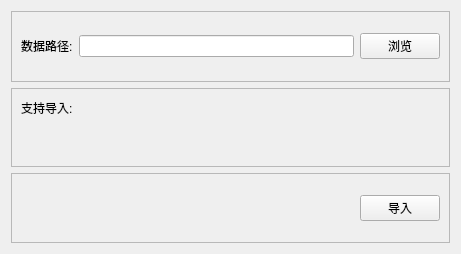
cnscj/ImageSlicer, file ImageSlicer/ImageSlicer/Modules/Import/ImportWnd.ui: the form before one commit.
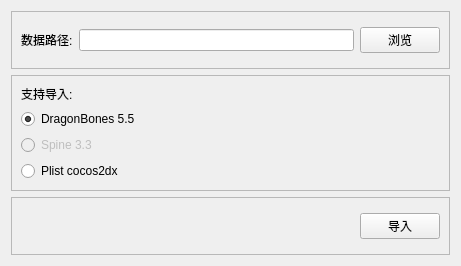
The form after the commit.

```diff
--- a/ImageSlicer/ImageSlicer/Modules/Import/ImportWnd.ui
+++ b/ImageSlicer/ImageSlicer/Modules/Import/ImportWnd.ui
@@ -7,7 +7,7 @@
     <x>0</x>
     <y>0</y>
     <width>461</width>
-    <height>254</height>
+    <height>266</height>
    </rect>
   </property>
   <property name="windowTitle">
@@ -52,45 +52,6 @@
       <enum>QFrame::Raised</enum>
      </property>
      <layout class="QGridLayout" name="gridLayout_2">
-      <item row="0" column="1">
-       <spacer name="horizontalSpacer">
-        <property name="orientation">
-         <enum>Qt::Horizontal</enum>
-        </property>
-        <property name="sizeHint" stdset="0">
-         <size>
-          <width>40</width>
-          <height>20</height>
-         </size>
-        </property>
-       </spacer>
-      </item>
-      <item row="1" column="1">
-       <spacer name="horizontalSpacer_2">
-        <property name="orientation">
-         <enum>Qt::Horizontal</enum>
-        </property>
-        <property name="sizeHint" stdset="0">
-         <size>
-          <width>40</width>
-          <height>20</height>
-         </size>
-        </property>
-       </spacer>
-      </item>
-      <item row="2" column="1">
-       <spacer name="horizontalSpacer_3">
-        <property name="orientation">
-         <enum>Qt::Horizontal</enum>
-        </property>
-        <property name="sizeHint" stdset="0">
-         <size>
-          <width>360</width>
-          <height>19</height>
-         </size>
-        </property>
-       </spacer>
-      </item>
       <item row="0" column="0">
        <widget class="QLabel" name="label_2">
         <property name="text">
@@ -98,6 +59,33 @@
         </property>
        </widget>
       </item>
+      <item row="1" column="0">
+       <widget class="QRadioButton" name="dbRb">
+        <property name="text">
+         <string>DragonBones 5.5</string>
+        </property>
+        <property name="checked">
+         <bool>true</bool>
+        </property>
+       </widget>
+      </item>
+      <item row="2" column="0">
+       <widget class="QRadioButton" name="spineRb">
+        <property name="enabled">
+         <bool>false</bool>
+        </property>
+        <property name="text">
+         <string>Spine 3.3</string>
+        </property>
+       </widget>
+      </item>
+      <item row="3" column="0">
+       <widget class="QRadioButton" name="plistRb">
+        <property name="text">
+         <string>Plist cocos2dx</string>
+        </property>
+       </widget>
+      </item>
      </layout>
     </widget>
    </item>
```
Left out of the diff: 6 changed lines with no effect on the pictures.
